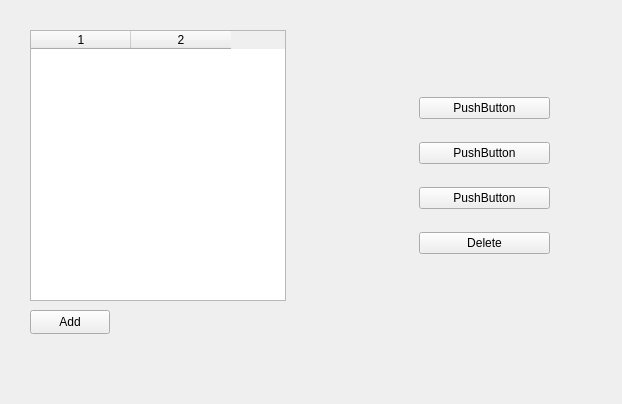
Above: lab1/employees.ui from m-Jakub/Car-Workshop-with-Qt before the change. Below: the same form after it.
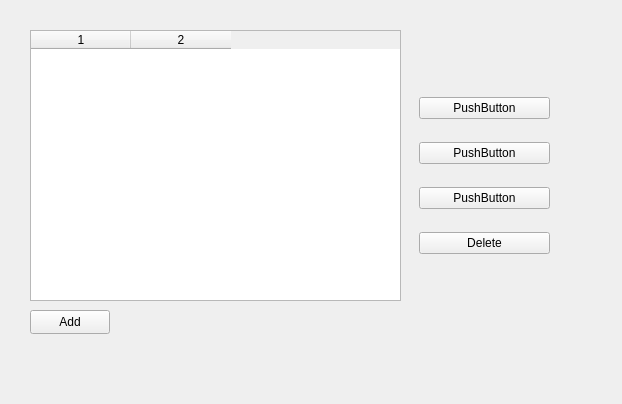
That is the form after the change.

What changed in the file:
```diff
--- a/lab1/employees.ui
+++ b/lab1/employees.ui
@@ -31,7 +31,7 @@
     <rect>
      <x>30</x>
      <y>30</y>
-     <width>256</width>
+     <width>371</width>
      <height>271</height>
     </rect>
    </property>
```
